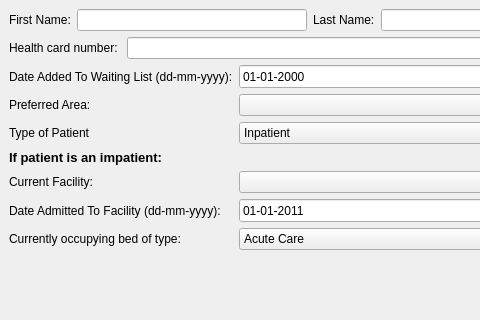
Old version of the form addpatienttowaitinglist.ui in the repository hummushaman/EOBCproject; both pictures show x 0 to 480 and y 0 to 320 of the 620 by 458 pixel window.
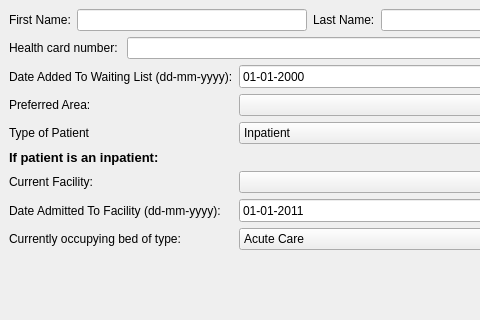
New version of the form.

Patch:
```diff
--- a/addpatienttowaitinglist.ui
+++ b/addpatienttowaitinglist.ui
@@ -77,7 +77,7 @@
 &lt;html&gt;&lt;head&gt;&lt;meta name=&quot;qrichtext&quot; content=&quot;1&quot; /&gt;&lt;style type=&quot;text/css&quot;&gt;
 p, li { white-space: pre-wrap; }
 &lt;/style&gt;&lt;/head&gt;&lt;body style=&quot; font-family:'Sans'; font-size:10pt; font-weight:400; font-style:normal;&quot;&gt;
-&lt;p style=&quot; margin-top:0px; margin-bottom:0px; margin-left:0px; margin-right:0px; -qt-block-indent:0; text-indent:0px;&quot;&gt;&lt;span style=&quot; font-weight:600;&quot;&gt;If patient is an impatient:&lt;/span&gt;&lt;/p&gt;&lt;/body&gt;&lt;/html&gt;</string>
+&lt;p style=&quot; margin-top:0px; margin-bottom:0px; margin-left:0px; margin-right:0px; -qt-block-indent:0; text-indent:0px;&quot;&gt;&lt;span style=&quot; font-weight:600;&quot;&gt;If patient is an inpatient:&lt;/span&gt;&lt;/p&gt;&lt;/body&gt;&lt;/html&gt;</string>
           </property>
          </widget>
         </item>
```
